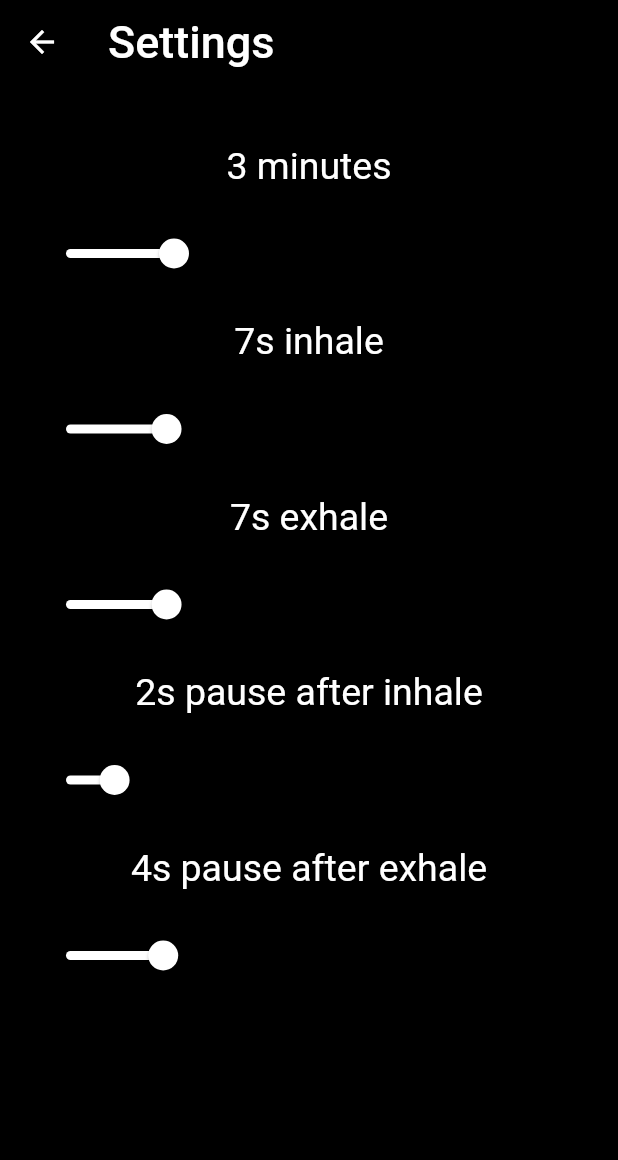
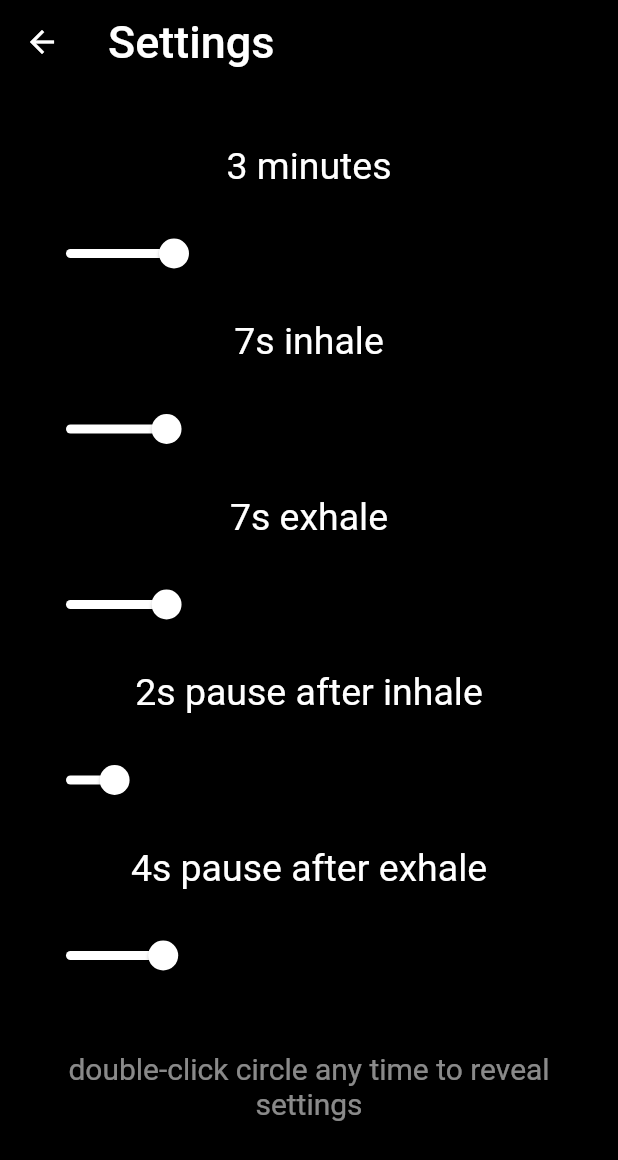
Before and after one commit to geekmiester/breathe, a Flutter app: the Settings screen opened directly, on a phone screen of 412 x 824 dp. Shown: the top 1160 px of the screen. Run offline on Flutter 3.47's test engine with Material 2 defaults, Android fonts, the phone set to English and light mode, and no system bars; our stand-ins replace audioplayers, flushbar, shared_preferences; accounts and stored records are empty.

Commit message:
optimize flushbar, show hint in settings

```diff
--- a/lib/settings.dart
+++ b/lib/settings.dart
@@ -35,9 +35,14 @@ class MenuState extends StatefulWidget {
 class Menu extends State<MenuState> {
   @override
   Widget build(BuildContext context) {
+    var hint = "";
     run = false;
+    inhale = true;
     breathCount = 0;
     circleSize = 0.1;
+    if (starts < 5) {
+      hint = "double-click circle any time to reveal settings";
+    }
     return Padding(
       padding: EdgeInsets.all(20),
       child: ListView(
@@ -127,6 +132,13 @@ class Menu extends State<MenuState> {
                   save();
                 });
               }),
+          Padding(padding: EdgeInsets.all(10)),
+          Padding(
+            padding: EdgeInsets.all(20),
+            child: Text(hint,
+                textAlign: TextAlign.center,
+                style: TextStyle(fontSize: 20, color: Colors.white54)),
+          ),
         ],
       ),
     );
--- a/pubspec.yaml
+++ b/pubspec.yaml
@@ -7,7 +7,7 @@ description: A new Flutter project.
 # Both the version and the builder number may be overridden in flutter
 # build by specifying --build-name and --build-number, respectively.
 # Read more about versioning at semver.org.
-version: 1.0+25
+version: 1.0+30
 
 environment:
   sdk: ">=2.0.0-dev.68.0 <3.0.0"
```
Also changed, not shown: lib/main.dart (+22 -17 lines), 3 other files.
